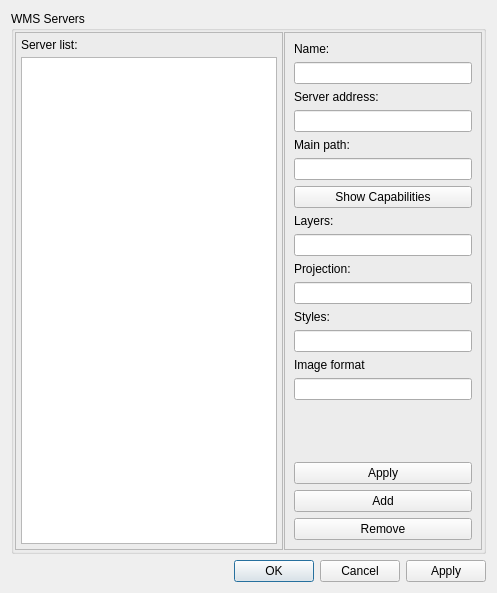
Qt form src/Preferences/WMSPreferencesDialog.ui (openstreetmap/merkaartor) before a commit.
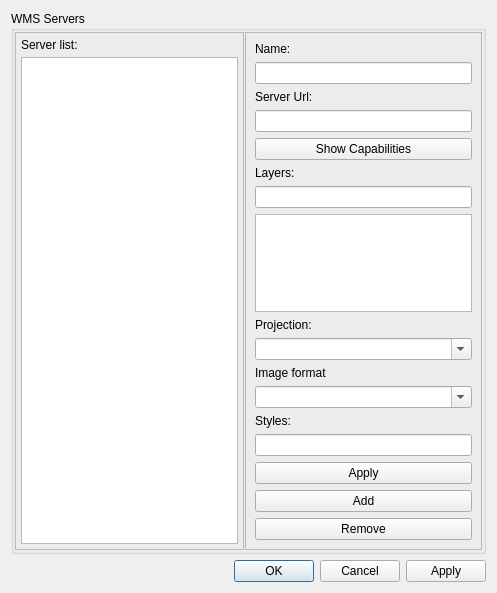
The same form after that commit.

Commit message: ADD : WMS Editor: Display user-friendly layers/projection list based on capabilities

What changed in the file:
```diff
--- a/src/Preferences/WMSPreferencesDialog.ui
+++ b/src/Preferences/WMSPreferencesDialog.ui
@@ -100,22 +100,12 @@
          <item>
           <widget class="QLabel" name="label_5" >
            <property name="text" >
-            <string>Server address:</string>
+            <string>Server Url:</string>
            </property>
           </widget>
          </item>
          <item>
-          <widget class="QLineEdit" name="edWmsAdr" />
-         </item>
-         <item>
-          <widget class="QLabel" name="label_6" >
-           <property name="text" >
-            <string>Main path:</string>
-           </property>
-          </widget>
-         </item>
-         <item>
-          <widget class="QLineEdit" name="edWmsPath" />
+          <widget class="QLineEdit" name="edWmsUrl" />
          </item>
          <item>
           <widget class="QPushButton" name="btShowCapabilities" >
@@ -134,6 +124,18 @@
          <item>
           <widget class="QLineEdit" name="edWmsLayers" />
          </item>
+         <item>
+          <widget class="QTreeWidget" name="tvWmsLayers" >
+           <property name="headerHidden" >
+            <bool>true</bool>
+           </property>
+           <column>
+            <property name="text" >
+             <string>1</string>
+            </property>
+           </column>
+          </widget>
+         </item>
          <item>
           <widget class="QLabel" name="label_8" >
            <property name="text" >
@@ -142,18 +144,12 @@
           </widget>
          </item>
          <item>
-          <widget class="QLineEdit" name="edWmsProj" />
-         </item>
-         <item>
-          <widget class="QLabel" name="label_9" >
-           <property name="text" >
-            <string>Styles:</string>
+          <widget class="QComboBox" name="cbWmsProj" >
+           <property name="editable" >
+            <bool>true</bool>
            </property>
           </widget>
          </item>
-         <item>
-          <widget class="QLineEdit" name="edWmsStyles" />
-         </item>
          <item>
           <widget class="QLabel" name="label" >
            <property name="text" >
@@ -162,7 +158,11 @@
           </widget>
          </item>
          <item>
-          <widget class="QLineEdit" name="edWmsImgFormat" />
+          <widget class="QComboBox" name="cbWmsImgFormat" >
+           <property name="editable" >
+            <bool>true</bool>
+           </property>
+          </widget>
          </item>
          <item>
           <spacer>
@@ -177,6 +177,16 @@
            </property>
           </spacer>
          </item>
+         <item>
+          <widget class="QLabel" name="label_9" >
+           <property name="text" >
+            <string>Styles:</string>
+           </property>
+          </widget>
+         </item>
+         <item>
+          <widget class="QLineEdit" name="edWmsStyles" />
+         </item>
          <item>
           <widget class="QPushButton" name="btApplyWmsServer" >
            <property name="text" >
```
Left out of the diff: 26 changed lines with no effect on the pictures. The commit also changes 3 other files.
